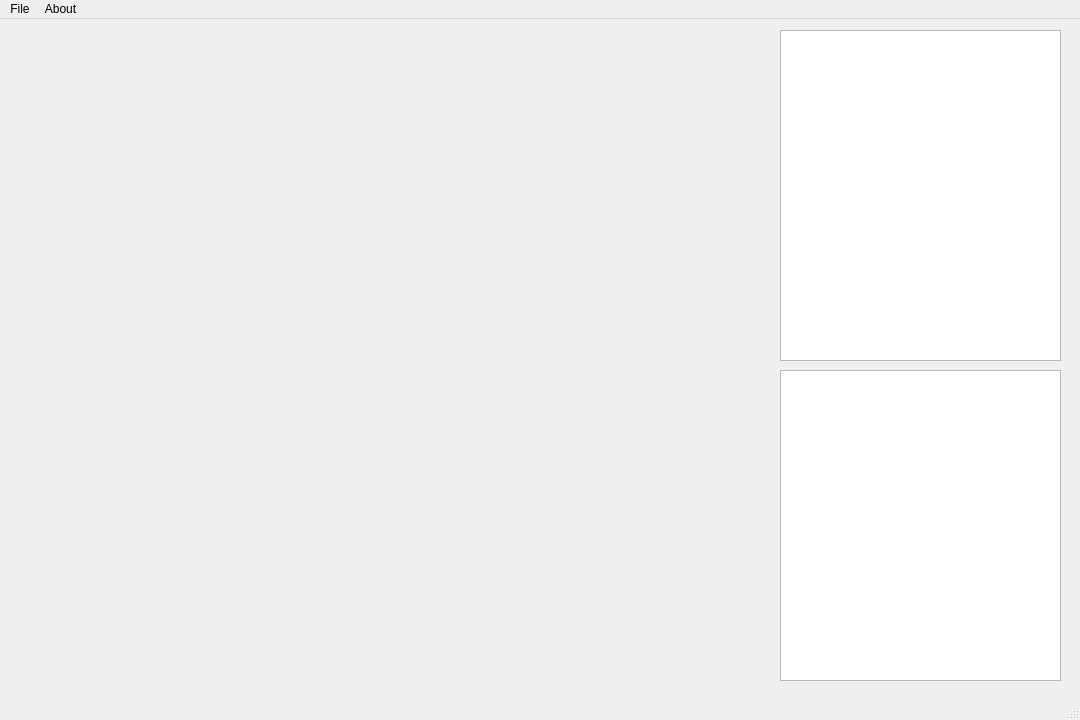
Before: the Qt Designer form src/gui/ui/mainwindow.ui in previoip/py-DICOMViewer, drawn with Qt 5.
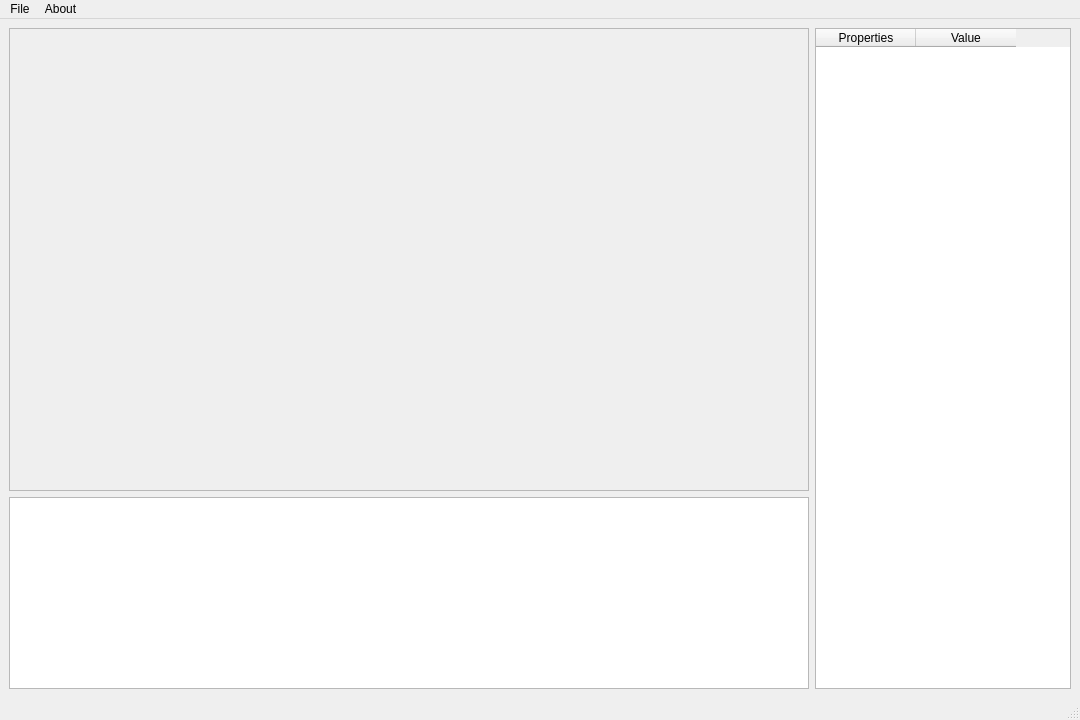
After: the same form once the commit is applied.

```diff
--- a/src/gui/ui/mainwindow.ui
+++ b/src/gui/ui/mainwindow.ui
@@ -29,26 +29,63 @@
    <string>MainWindow</string>
   </property>
   <widget class="QWidget" name="centralwidget">
-   <widget class="QTreeView" name="treeView">
-    <property name="geometry">
-     <rect>
-      <x>780</x>
-      <y>11</y>
-      <width>281</width>
-      <height>331</height>
-     </rect>
-    </property>
-   </widget>
-   <widget class="QListView" name="listView">
-    <property name="geometry">
-     <rect>
-      <x>780</x>
-      <y>351</y>
-      <width>281</width>
-      <height>311</height>
-     </rect>
-    </property>
-   </widget>
+   <property name="enabled">
+    <bool>true</bool>
+   </property>
+   <property name="sizePolicy">
+    <sizepolicy hsizetype="Expanding" vsizetype="Expanding">
+     <horstretch>0</horstretch>
+     <verstretch>0</verstretch>
+    </sizepolicy>
+   </property>
+   <layout class="QGridLayout" name="gridLayout">
+    <item row="1" column="1">
+     <widget class="QTreeView" name="treeView">
+      <property name="sizePolicy">
+       <sizepolicy hsizetype="Expanding" vsizetype="Maximum">
+        <horstretch>0</horstretch>
+        <verstretch>100</verstretch>
+       </sizepolicy>
+      </property>
+      <attribute name="headerVisible">
+       <bool>false</bool>
+      </attribute>
+     </widget>
+    </item>
+    <item row="0" column="1">
+     <widget class="QFrame" name="frame">
+      <property name="frameShape">
+       <enum>QFrame::StyledPanel</enum>
+      </property>
+      <property name="frameShadow">
+       <enum>QFrame::Raised</enum>
+      </property>
+     </widget>
+    </item>
+    <item row="0" column="2" rowspan="2">
+     <widget class="QTableWidget" name="tableWidget">
+      <property name="sizePolicy">
+       <sizepolicy hsizetype="Maximum" vsizetype="Expanding">
+        <horstretch>125</horstretch>
+        <verstretch>0</verstretch>
+       </sizepolicy>
+      </property>
+      <property name="columnCount">
+       <number>2</number>
+      </property>
+      <column>
+       <property name="text">
+        <string>Properties</string>
+       </property>
+      </column>
+      <column>
+       <property name="text">
+        <string>Value</string>
+       </property>
+      </column>
+     </widget>
+    </item>
+   </layout>
   </widget>
   <widget class="QMenuBar" name="menubar">
    <property name="geometry">
```
